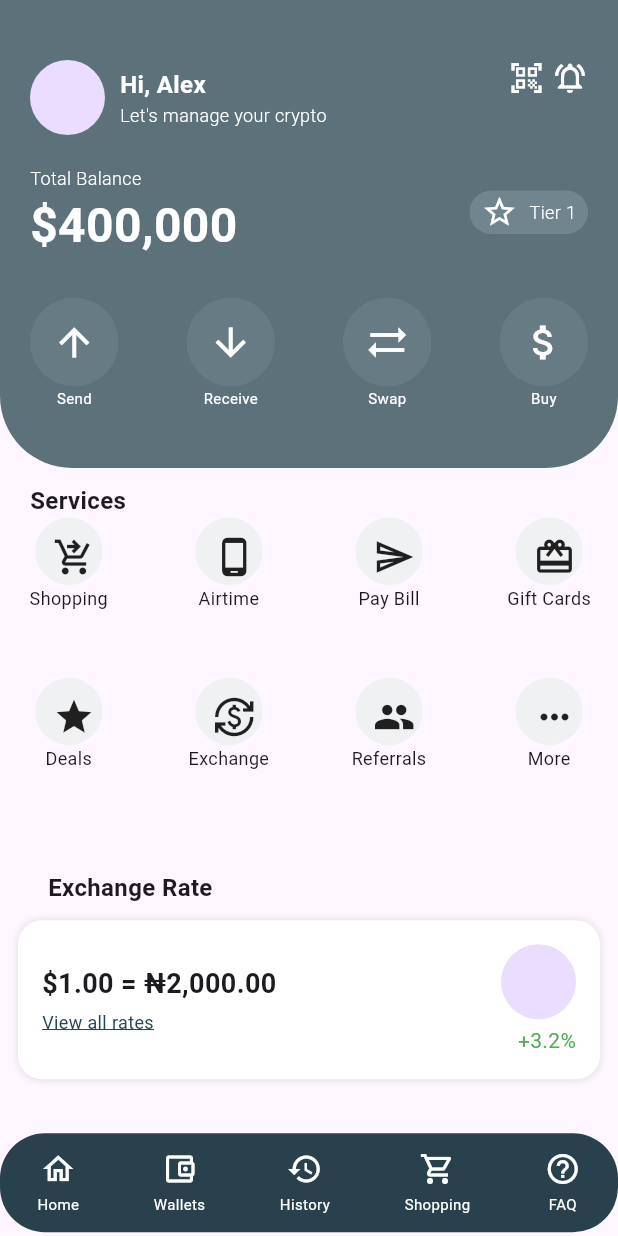
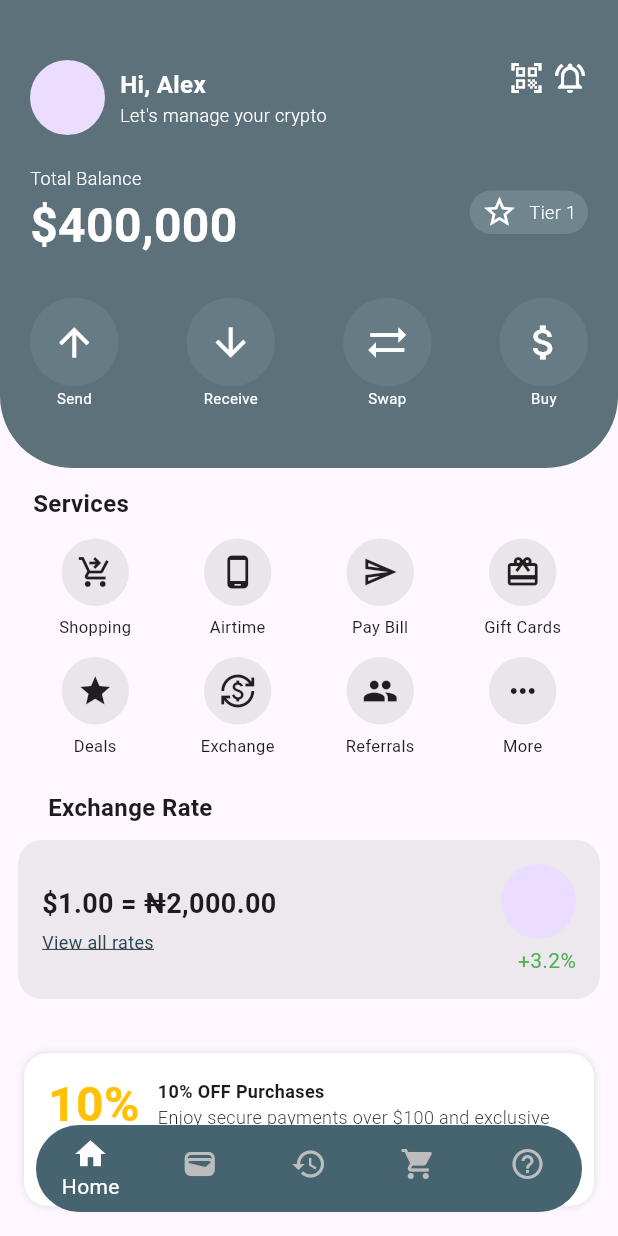
Before and after one commit to Galadima3/Khan, a Flutter app: the screen it shows after launch, on a phone screen of 412 x 824 dp. Run offline on Flutter 3.47's test engine with Material 3 defaults, Android fonts, the phone set to English and light mode, and no system bars.

Commit message:
3rd Commit

```diff
--- a/lib/dashboard/screens/dashboard_screen.dart
+++ b/lib/dashboard/screens/dashboard_screen.dart
@@ -8,19 +8,32 @@ import '../widgets/exchange_rate_widget.dart';
 import '../widgets/nav_bar_widget.dart';
 import '../widgets/promo_card_widget.dart';
 
-class DashboardScreen extends StatelessWidget {
+class DashboardScreen extends StatefulWidget {
   const DashboardScreen({super.key});
 
   @override
+  State<DashboardScreen> createState() => _DashboardScreenState();
+}
+
+class _DashboardScreenState extends State<DashboardScreen> {
+  int _selectedIndex = 0;
+
+  void _onItemTapped(int index) {
+    setState(() {
+      _selectedIndex = index;
+      // TODO: handle navigation logic here
+    });
+  }
+  @override
   Widget build(BuildContext context) {
     return Scaffold(
+      extendBody: true,
       body: SingleChildScrollView(
         child: Column(
           children: [
             // Header section (fixed height)
             Container(
               padding: const EdgeInsets.all(20.0),
-
               width: double.infinity,
               decoration: const BoxDecoration(
                 color: Color(0xff5C7179),
@@ -105,11 +118,6 @@ class DashboardScreen extends StatelessWidget {
 
             const SizedBox(height: 24),
 
-            // Nav Bar
-            NavBarWidget(),
-
-            const SizedBox(height: 24),
-
             // Promo Card
             PromoCardWidget(),
 
@@ -155,6 +163,31 @@ class DashboardScreen extends StatelessWidget {
           ],
         ),
       ),
+      bottomNavigationBar: Padding(
+        padding: const EdgeInsets.symmetric(horizontal: 24.0, vertical: 16),
+        child: ClipRRect(
+          borderRadius: BorderRadius.circular(32),
+          child: BottomNavigationBar(
+            backgroundColor: const Color(0xff456470),
+            elevation: 10,
+            type: BottomNavigationBarType.fixed,
+            currentIndex: _selectedIndex,
+            onTap: _onItemTapped,
+            selectedItemColor: Colors.white,
+            unselectedItemColor: Colors.grey[400],
+            showSelectedLabels: true,
+            showUnselectedLabels: false,
+            selectedLabelStyle: const TextStyle(color: Colors.white),
+            items: const [
+              BottomNavigationBarItem(icon: Icon(Icons.home), label: 'Home'),
+              BottomNavigationBarItem(icon: Icon(Icons.wallet), label: 'Wallets'),
+              BottomNavigationBarItem(icon: Icon(Icons.history), label: 'History'),
+              BottomNavigationBarItem(icon: Icon(Icons.shopping_cart), label: 'Shopping'),
+              BottomNavigationBarItem(icon: Icon(Icons.help_outline), label: 'FAQ'),
+            ],
+          ),
+        ),
+      ),
     );
   }
 }
--- a/lib/dashboard/widgets/exchange_rate_widget.dart
+++ b/lib/dashboard/widgets/exchange_rate_widget.dart
@@ -18,12 +18,11 @@ class ExchangeRateWidget extends StatelessWidget {
             ),
           ),
           Container(
-
-            padding: const EdgeInsets.all(16),
+            padding: EdgeInsets.all(16),
             decoration: BoxDecoration(
-              color: Colors.white,
+              color: Color(0xffCBCBCB).withOpacity(0.35),
               borderRadius: BorderRadius.circular(16),
-              boxShadow: [BoxShadow(color: Colors.black12, blurRadius: 4)],
+              //boxShadow: [BoxShadow(color: Colors.black12, blurRadius: 4)],
             ),
             child: Row(
               children: [
--- a/lib/dashboard/widgets/promo_card_widget.dart
+++ b/lib/dashboard/widgets/promo_card_widget.dart
@@ -7,7 +7,9 @@ class PromoCardWidget extends StatelessWidget {
 
   @override
   Widget build(BuildContext context) {
-    return Container(
+    return Padding(
+      padding: const EdgeInsets.symmetric(horizontal:16.0),
+      child: Container(
         padding: const EdgeInsets.all(16),
         decoration: BoxDecoration(
           color: Colors.white,
@@ -49,6 +51,7 @@ class PromoCardWidget extends StatelessWidget {
             ),
           ],
         ),
+      ),
     );
   }
 }
--- a/lib/dashboard/widgets/services_widget.dart
+++ b/lib/dashboard/widgets/services_widget.dart
@@ -1,6 +1,6 @@
 import 'package:flutter/material.dart';
+import '../models/service_item.dart';
 
-import '../models/service_item.dart';
 class ServicesWidget extends StatelessWidget {
   const ServicesWidget({
     super.key,
@@ -11,56 +11,47 @@ class ServicesWidget extends StatelessWidget {
 
   @override
   Widget build(BuildContext context) {
-    return Column(
-      crossAxisAlignment: CrossAxisAlignment.start,
-      children: [
-        const Padding(
-          padding: EdgeInsets.fromLTRB(20.0, 10.0, 0.0, 0.0),
-          child: Text(
+    return Padding(
+      padding: const EdgeInsets.fromLTRB(16.0, 12.0, 16.0, 0),
+      child: Column(
+        crossAxisAlignment: CrossAxisAlignment.start,
+        children: [
+          const Text(
             "Services",
-            style: TextStyle(
-                fontSize: 16, fontWeight: FontWeight.bold),
+            style: TextStyle(fontSize: 16, fontWeight: FontWeight.bold),
           ),
-        ),
-
-        GridView.count(
-          crossAxisCount: 4,
-          crossAxisSpacing: 15,
-          mainAxisSpacing: 15,
-          shrinkWrap: true,
-          physics: const NeverScrollableScrollPhysics(),
-          children: services
-              .map(
-                (item) =>
-                Column(
-                  //mainAxisSize: MainAxisSize.min,
+          const SizedBox(height: 12),
+          Wrap(
+            spacing: 12,
+            runSpacing: 12,
+            children: services.map((item) {
+              return SizedBox(
+                width: MediaQuery.of(context).size.width / 4 - 20, // approximate 4 items per row
+                child: Column(
+                  mainAxisSize: MainAxisSize.min,
                   children: [
                     Container(
                       height: 45,
                       width: 45,
-                      decoration: const BoxDecoration(
+                      decoration: BoxDecoration(
                         shape: BoxShape.circle,
-                        color: Color(0xFFEFF1F3),
+                        color: const Color(0xffCBCBCB).withOpacity(0.4),
                       ),
-                      padding: const EdgeInsets.all(12),
-                      child: Center(
-                        child: Icon(item.icon,
-                            size: 28, color: Colors.black87),
-                      ),
+                      child: Icon(item.icon, size: 24, color: Colors.black87),
                     ),
-                    // const SizedBox(height: 8),
+                    const SizedBox(height: 6),
                     Text(
                       item.label,
                       textAlign: TextAlign.center,
-                      style: const TextStyle(fontSize: 12),
+                      style: const TextStyle(fontSize: 11),
                     ),
                   ],
                 ),
-          )
-              .toList(),
-        ),
-        const SizedBox(height: 15),
-      ],
+              );
+            }).toList(),
+          ),
+        ],
+      ),
     );
   }
 }
```
Lines whose indentation alone changed are shown as unchanged.
